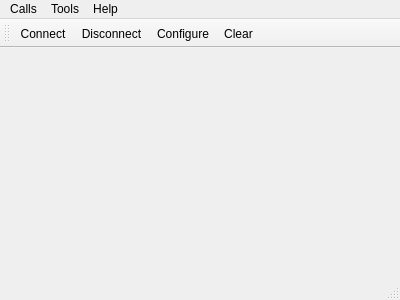
iotfun/Terminal, file mainwindow.ui: the form before one commit.
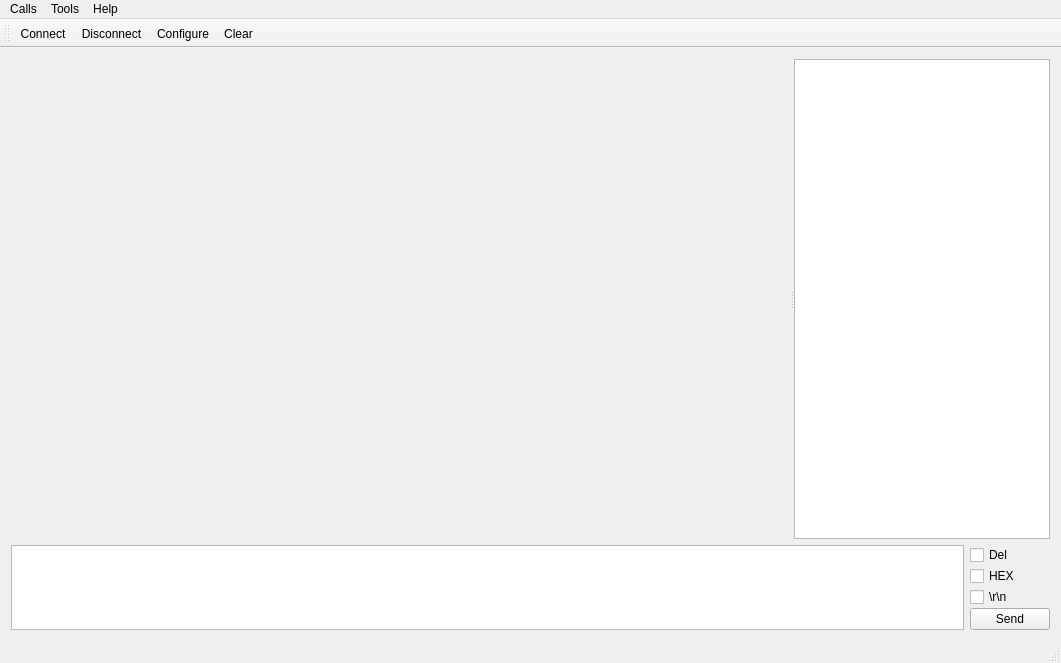
The form after the commit. Icons and pictures are not drawn.

Diff of the .ui file:
```diff
--- a/mainwindow.ui
+++ b/mainwindow.ui
@@ -6,23 +6,106 @@
    <rect>
     <x>0</x>
     <y>0</y>
-    <width>400</width>
-    <height>300</height>
+    <width>1061</width>
+    <height>663</height>
    </rect>
   </property>
+  <property name="minimumSize">
+   <size>
+    <width>0</width>
+    <height>23</height>
+   </size>
+  </property>
   <property name="windowTitle">
    <string>Simple Terminal</string>
   </property>
   <widget class="QWidget" name="centralWidget">
-   <layout class="QVBoxLayout" name="verticalLayout"/>
+   <layout class="QVBoxLayout" name="verticalLayout_3">
+    <item>
+     <layout class="QVBoxLayout" name="verticalLayout_2" stretch="16,1">
+      <item>
+       <widget class="QSplitter" name="splitter">
+        <property name="orientation">
+         <enum>Qt::Horizontal</enum>
+        </property>
+        <widget class="QWidget" name="widgetConsole" native="true">
+         <property name="sizePolicy">
+          <sizepolicy hsizetype="Preferred" vsizetype="Preferred">
+           <horstretch>9</horstretch>
+           <verstretch>0</verstretch>
+          </sizepolicy>
+         </property>
+        </widget>
+        <widget class="QListWidget" name="listWidget">
+         <property name="sizePolicy">
+          <sizepolicy hsizetype="Expanding" vsizetype="Expanding">
+           <horstretch>0</horstretch>
+           <verstretch>0</verstretch>
+          </sizepolicy>
+         </property>
+        </widget>
+       </widget>
+      </item>
+      <item>
+       <layout class="QHBoxLayout" name="horizontalLayout">
+        <item>
+         <widget class="QTextEdit" name="textEdit">
+          <property name="minimumSize">
+           <size>
+            <width>0</width>
+            <height>29</height>
+           </size>
+          </property>
+         </widget>
+        </item>
+        <item>
+         <layout class="QVBoxLayout" name="verticalLayout">
+          <property name="spacing">
+           <number>1</number>
+          </property>
+          <item>
+           <widget class="QCheckBox" name="delCheckBox">
+            <property name="text">
+             <string>Del</string>
+            </property>
+           </widget>
+          </item>
+          <item>
+           <widget class="QCheckBox" name="hexCheckBox">
+            <property name="text">
+             <string>HEX</string>
+            </property>
+           </widget>
+          </item>
+          <item>
+           <widget class="QCheckBox" name="crlfcheckBox">
+            <property name="text">
+             <string>\r\n</string>
+            </property>
+           </widget>
+          </item>
+          <item>
+           <widget class="QPushButton" name="pushButton">
+            <property name="text">
+             <string>Send</string>
+            </property>
+           </widget>
+          </item>
+         </layout>
+        </item>
+       </layout>
+      </item>
+     </layout>
+    </item>
+   </layout>
   </widget>
   <widget class="QMenuBar" name="menuBar">
    <property name="geometry">
     <rect>
      <x>0</x>
      <y>0</y>
-     <width>400</width>
-     <height>19</height>
+     <width>1061</width>
+     <height>21</height>
     </rect>
    </property>
    <widget class="QMenu" name="menuCalls">
```
Left out of the diff: 8 changed lines with no effect on the pictures.
